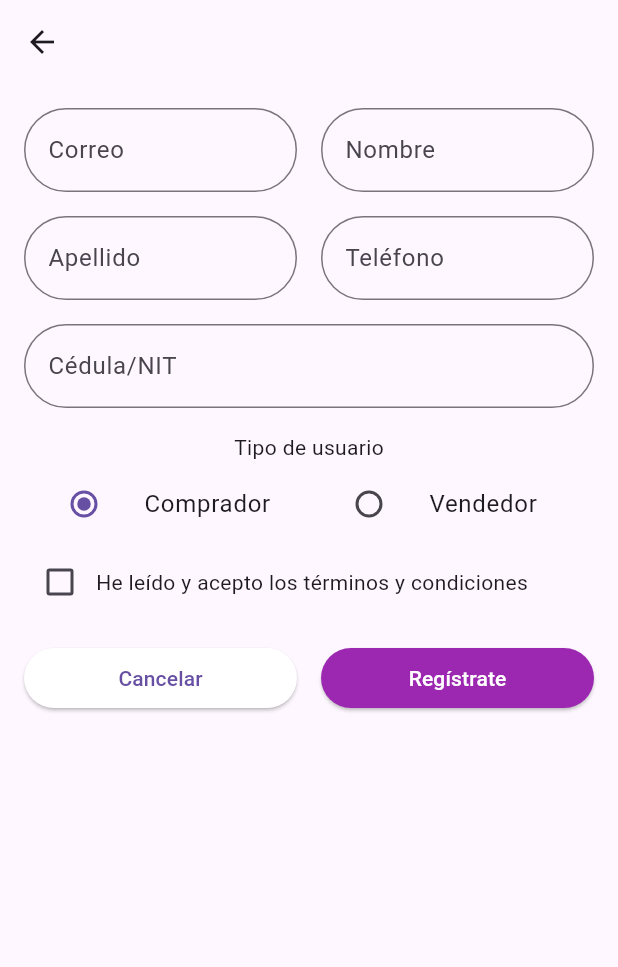
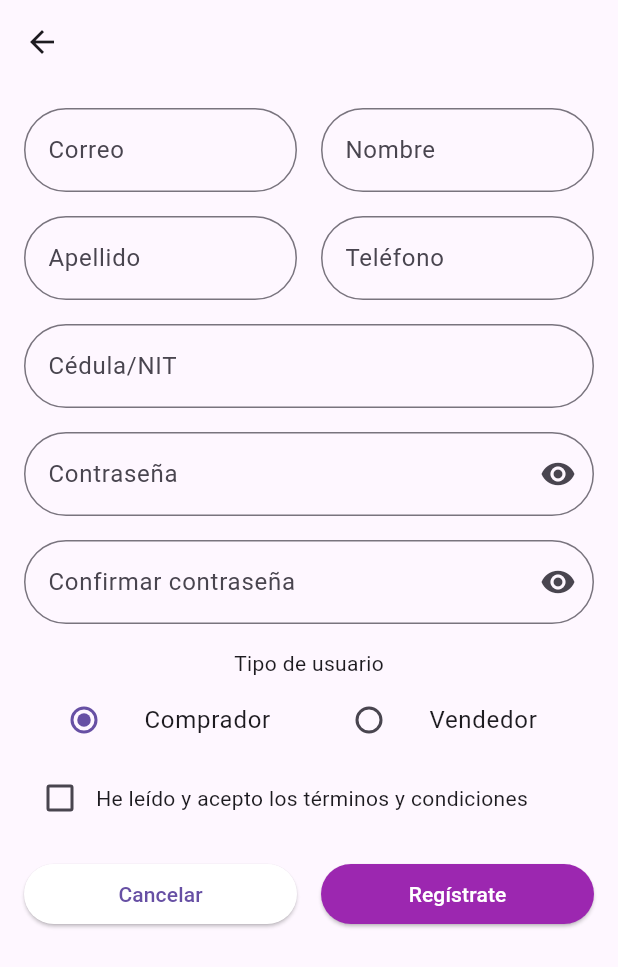
Before and after one commit to Jeronimo1520/contactArt-FlutterApp, a Flutter app: the screen it shows after launch, after a tap on "Regístrate aquí", on a phone screen of 412 x 824 dp. Shown: the top 967 px of the screen. Run offline on Flutter 3.47's test engine with Material 3 defaults, Android fonts, the phone set to English and light mode, and no system bars; our stand-ins replace firebase_auth, firebase_core; accounts and stored records are empty; network calls fail; Roboto replaces fonts that are missing (Poppins).

Commit message:
feat: Implementacion Sign up con auth firebase services

```diff
--- a/lib/features/user_auth/presentation/pages/signUp_page.dart
+++ b/lib/features/user_auth/presentation/pages/signUp_page.dart
@@ -1,3 +1,5 @@
+import 'package:contact_art/features/user_auth/firebase_auth_implementation/firebase_auth_services.dart';
+import 'package:firebase_auth/firebase_auth.dart';
 import 'package:flutter/material.dart';
 
 class SignUpPage extends StatefulWidget {
@@ -6,15 +8,32 @@ class SignUpPage extends StatefulWidget {
 }
 
 class _SignUpPageState extends State<SignUpPage> {
+  TextEditingController emailController = TextEditingController();
+  TextEditingController passwordController = TextEditingController();
+  TextEditingController confirmPasswordController = TextEditingController();
+  TextEditingController nameController = TextEditingController();
+  TextEditingController lastNameController = TextEditingController();
+  TextEditingController phoneController = TextEditingController();
+  TextEditingController idController = TextEditingController();
+
+  final FireBaseAuthService _auth = FireBaseAuthService();
+
   String? userType = 'comprador';
   bool termsAccepted = false;
+  bool obscureText = true;
+
+  void togglePasswordVisibility() {
+    setState(() {
+      obscureText = !obscureText;
+    });
+  }
 
   @override
   Widget build(BuildContext context) {
     return Scaffold(
       appBar: AppBar(
         leading: IconButton(
-          icon: Icon(Icons.arrow_back),
+          icon: const Icon(Icons.arrow_back),
           onPressed: () => Navigator.pop(context),
         ),
       ),
@@ -26,6 +45,7 @@ class _SignUpPageState extends State<SignUpPage> {
               children: <Widget>[
                 Expanded(
                   child: TextField(
+                    controller: emailController,
                     decoration: InputDecoration(
                       labelText: 'Correo',
                       border: OutlineInputBorder(
@@ -38,6 +58,7 @@ class _SignUpPageState extends State<SignUpPage> {
                 const SizedBox(width: 16),
                 Expanded(
                   child: TextField(
+                    controller: nameController,
                     decoration: InputDecoration(
                       labelText: 'Nombre',
                       border: OutlineInputBorder(
@@ -54,6 +75,7 @@ class _SignUpPageState extends State<SignUpPage> {
               children: <Widget>[
                 Expanded(
                   child: TextField(
+                    controller: lastNameController,
                     decoration: InputDecoration(
                       labelText: 'Apellido',
                       border: OutlineInputBorder(
@@ -66,6 +88,7 @@ class _SignUpPageState extends State<SignUpPage> {
                 const SizedBox(width: 16),
                 Expanded(
                   child: TextField(
+                    controller: phoneController,
                     decoration: InputDecoration(
                       labelText: 'Teléfono',
                       border: OutlineInputBorder(
@@ -79,6 +102,7 @@ class _SignUpPageState extends State<SignUpPage> {
             ),
             const SizedBox(height: 16),
             TextField(
+              controller: idController,
               decoration: InputDecoration(
                 labelText: 'Cédula/NIT',
                 border: OutlineInputBorder(
@@ -86,6 +110,49 @@ class _SignUpPageState extends State<SignUpPage> {
                 ),
               ),
               style: const TextStyle(fontFamily: 'Poppins'),
+            ),
+            const SizedBox(height: 16),
+            TextFormField(
+              controller: passwordController,
+              obscureText: obscureText,
+              decoration: InputDecoration(
+                labelText: 'Contraseña',
+                suffixIcon: IconButton(
+                  icon: const Icon(
+                    Icons.visibility,
+                  ),
+                  onPressed: () => togglePasswordVisibility(),
+                ),
+                border: OutlineInputBorder(
+                  borderRadius: BorderRadius.circular(30),
+                ),
+              ),
+              style: const TextStyle(fontFamily: 'Poppins'),
+            ),
+            const SizedBox(height: 16),
+            TextFormField(
+              obscureText: obscureText,
+              controller: confirmPasswordController,
+              decoration: InputDecoration(
+                labelText: 'Confirmar contraseña',
+                suffixIcon: IconButton(
+                  icon: const Icon(
+                    Icons.visibility,
+                  ),
+                  onPressed: () => togglePasswordVisibility(),
+                ),
+                border: const OutlineInputBorder(
+                  borderRadius: BorderRadius.all(Radius.circular(30)),
+                ),
+              ),
+              validator: (value) {
+                if (value == null || value.isEmpty) {
+                  return 'Por favor, confirma tu contraseña';
+                } else if (value != passwordController.text) {
+                  return 'Las contraseñas no coinciden';
+                }
+                return null;
+              },
             ),
             const SizedBox(height: 16),
             const Text('Tipo de usuario'),
@@ -165,9 +232,12 @@ class _SignUpPageState extends State<SignUpPage> {
                     ),
                     child: const Text(
                       'Regístrate',
-                      style: TextStyle(fontFamily: 'Poppins',color: Colors.white),
+                      style:
+                          TextStyle(fontFamily: 'Poppins', color: Colors.white),
                     ),
-                    onPressed: () {},
+                    onPressed: () {
+                      _signUp();
+                    },
                   ),
                 ),
               ],
@@ -177,4 +247,20 @@ class _SignUpPageState extends State<SignUpPage> {
       ),
     );
   }
+
+  void _signUp() async {
+    String email = emailController.text;
+    String password = passwordController.text;
+
+    User? user = await _auth.signUpWithEmailAndPasswod(email, password);
+
+    if (user != null) {
+      print("Usuario registrado con éxito");
+      Navigator.pushNamed(context, '/home');
+    } else{
+      print("Error al registrar usuario");
+      print(email);
+      print(password);
+    }
+  }
 }
--- a/lib/main.dart
+++ b/lib/main.dart
@@ -1,3 +1,5 @@
+import 'package:contact_art/features/user_auth/presentation/pages/home_page.dart';
+import 'package:contact_art/features/user_auth/presentation/pages/signUp_page.dart';
 import 'package:contact_art/firebase_options.dart';
 import 'package:firebase_core/firebase_core.dart';
 import 'package:flutter/material.dart';
@@ -16,7 +18,12 @@ class MainApp extends StatelessWidget {
 
   @override
   Widget build(BuildContext context) {
-    return const MaterialApp(
+    return  MaterialApp(
+      routes: {
+        '/login': (context) => LoginPage(),
+        '/signup': (context) => SignUpPage(),
+        '/home': (context) => HomePage(),
+      },
       debugShowCheckedModeBanner: false,
       title: 'ContactArt',
       home: SplashScreen(
```
Also changed, not shown: lib/features/user_auth/firebase_auth_implementation/firebase_auth_services.dart (added, +36 -0 lines), lib/features/user_auth/presentation/pages/home_page.dart (added, +22 -0 lines), 1 other file.
